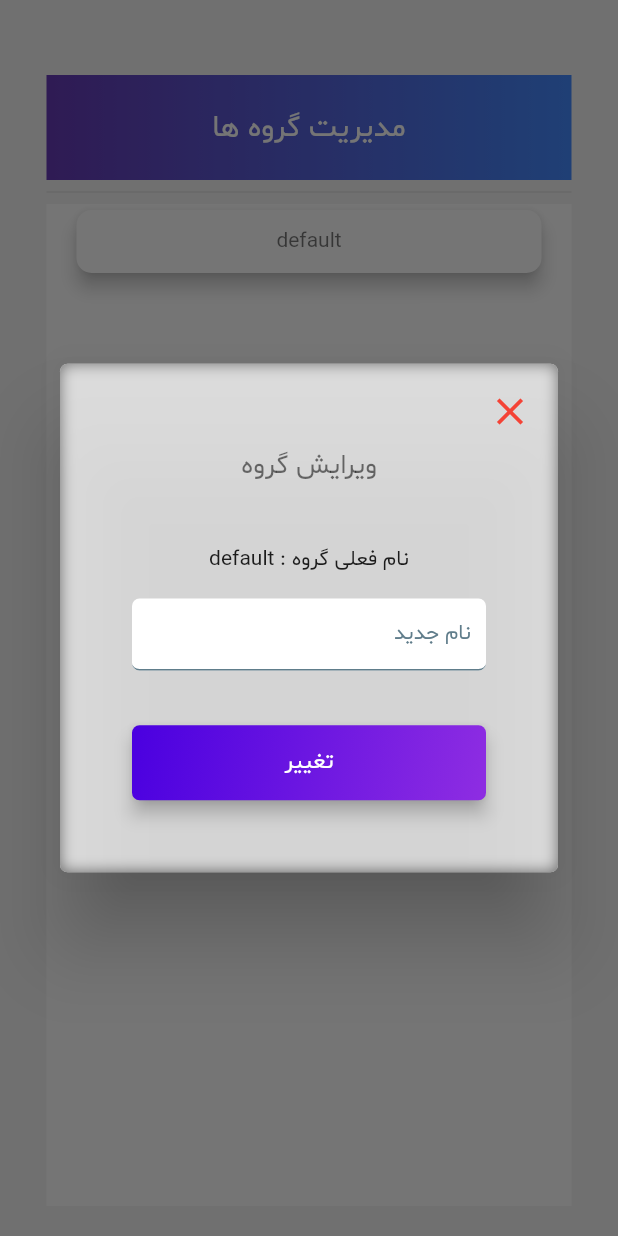
After one commit to mlg199968/price_list, a Flutter app: the GroupManagementScreen screen opened directly, after a tap on "default", on a phone screen of 412 x 824 dp. The commit adds this screen. Run offline on Flutter 3.47's test engine with Material 2 defaults, Android fonts, the phone set to English and light mode, and no system bars; drawn by our look-alikes of auto_size_text, blurrycontainer; our stand-ins replace currency_text_input_formatter, double_back_to_close_app, dropdown_button2, file_picker, font_awesome_flutter, hive and 5 more; missing offline and left inert: persian_number_utility; accounts and stored records are empty; project files that could hold a hidden picture were left out.

Commit message:
loaded on bazar for sell

```diff
--- a/lib/add_ware/add_ware_screen.dart
+++ b/lib/add_ware/add_ware_screen.dart
@@ -72,7 +72,7 @@ class _AddWareScreenState extends State<AddWareScreen> {
       ..description =
           descriptionController.text.isEmpty ? "" : descriptionController.text
       ..wareID =widget.oldWare!.wareID
-      ..date = widget.oldWare!.modifyDate ?? DateTime.now()
+      ..date = widget.oldWare!.date
       ..modifyDate = DateTime.now();
     HiveBoxes.getWares().put(widget.oldWare!.wareID,wareHive);
   }
--- a/lib/add_ware/panels/create_group_panel.dart
+++ b/lib/add_ware/panels/create_group_panel.dart
@@ -6,11 +6,10 @@ import 'package:price_list/constants/utils.dart';
 import 'package:price_list/ware_provider.dart';
 import 'package:provider/provider.dart';
 
-// ignore: must_be_immutable
 class CreateGroupPanel extends StatelessWidget {
   final _formKey = GlobalKey<FormState>();
   CreateGroupPanel({super.key});
-  TextEditingController groupPanelTextFieldController = TextEditingController();
+  final groupPanelTextFieldController = TextEditingController();
 
   @override
   Widget build(BuildContext context) {
--- a/lib/components/drop_list_model.dart
+++ b/lib/components/drop_list_model.dart
@@ -36,10 +36,8 @@ class DropListModel extends StatelessWidget {
           child: DropdownButton2(
             icon: const Icon(Icons.keyboard_arrow_down),
             iconOnClick: const Icon(Icons.keyboard_arrow_up),
-
             isExpanded: true,
             itemPadding: const EdgeInsets.all(0),
-
             customButton:icon,
             isDense: true,
             dropdownWidth: width,
--- a/lib/constants/utils.dart
+++ b/lib/constants/utils.dart
@@ -99,8 +99,9 @@ String addSeparator(num number) {
 /// for launch urls
 Future<void> urlLauncher({required context, required String urlTarget}) async {
   Uri url = Uri.parse(urlTarget);
-  if (!await launchUrl(url)) {
-    showSnackBar(context, "Could not open this url!");
+  if (!await launchUrl(url,mode: LaunchMode.externalApplication)) {
+    showSnackBar(context, "Could not open this url!",
+        type: SnackType.error);
   }
 }
 
--- /dev/null
+++ b/lib/screens/group_management_screen.dart
@@ -0,0 +1,154 @@
+import 'package:flutter/material.dart';
+import 'package:price_list/components/custom_alert_dialog.dart';
+import 'package:price_list/components/custom_button.dart';
+import 'package:price_list/components/custom_textfield.dart';
+import 'package:price_list/constants/constants.dart';
+import 'package:price_list/constants/utils.dart';
+import 'package:price_list/data/hive_boxes.dart';
+import 'package:price_list/model/ware_hive.dart';
+import 'package:price_list/ware_provider.dart';
+import 'package:provider/provider.dart';
+
+class GroupManagementScreen extends StatefulWidget {
+  static const String id = "/groupManagementScreen";
+
+  const GroupManagementScreen({Key? key}) : super(key: key);
+
+  @override
+  State<GroupManagementScreen> createState() => _GroupManagementScreenState();
+}
+
+class _GroupManagementScreenState extends State<GroupManagementScreen> {
+  late WareProvider wareProvider;
+
+  @override
+  void initState() {
+    // TODO: implement initState
+    wareProvider = Provider.of<WareProvider>(context, listen: false);
+    super.initState();
+  }
+
+  @override
+  Widget build(BuildContext context) {
+    return Scaffold(
+      body: Center(
+        child: Container(
+          width: 350,
+          margin: EdgeInsets.only(top: 50,bottom: 20),
+          alignment: Alignment.center,
+          child: Center(
+            child: Column(
+              crossAxisAlignment: CrossAxisAlignment.stretch,
+              children: [
+                Container(
+                  decoration: BoxDecoration(gradient: kMainGradiant),
+                  height: 70,
+                  child: Center(child: Text("مدیریت گروه ها",style: TextStyle(fontSize: 20,color: Colors.white),)),
+                ),
+                Divider(),
+                Flexible(
+                  child: Container(
+                    color: Colors.white,
+                    child: ListView.builder(
+                        itemCount: wareProvider.groupList.length,
+                        itemBuilder: (context, index) {
+                          List groups = wareProvider.groupList;
+                          return SizedBox(
+                            height: 50,
+                            child: MaterialButton(
+                              onPressed: () {
+                                showDialog(
+                                    context: context,
+                                    builder: (context) => GroupManagePanel(
+                                        oldName: groups[index])).then((value) {
+                                  setState(() {});
+                                });
+                              },
+                              child: Card(
+                                elevation: 5,
+                                shape: RoundedRectangleBorder(borderRadius: BorderRadius.circular(10)),
+                                child: Center(
+                                  child: Text(groups[index],style: TextStyle(color: Colors.black54),),
+                                ),
+                              ),
+                            ),
+                          );
+                        }),
+                  ),
+                ),
+              ],
+            ),
+          ),
+        ),
+      ),
+    );
+  }
+}
+
+class GroupManagePanel extends StatelessWidget {
+  final _formKey = GlobalKey<FormState>();
+
+  GroupManagePanel({super.key, required this.oldName});
+
+  final String oldName;
+  final groupTextController = TextEditingController();
+
+  @override
+  Widget build(BuildContext context) {
+    final provider = Provider.of<WareProvider>(context, listen: false);
+    return CustomAlertDialog(
+      context: context,
+      title: 'ویرایش گروه',
+      height: 250,
+      child: Container(
+        padding: const EdgeInsetsDirectional.all(20),
+        child: Form(
+          key: _formKey,
+          child: Column(
+            mainAxisAlignment: MainAxisAlignment.spaceBetween,
+            children: <Widget>[
+              Text("نام فعلی گروه : $oldName"),
+              Padding(
+                padding: const EdgeInsets.only(bottom: 20),
+                child: CustomTextField(
+                  label: "نام جدید",
+                  controller: groupTextController,
+                  validate: true,
+                  maxLength: 30,
+                  width: MediaQuery.of(context).size.width,
+                ),
+              ),
+              CustomButton(
+                  text: "تغییر",
+                  width: MediaQuery.of(context).size.width,
+                  onPressed: () {
+                    if (_formKey.currentState!.validate()) {
+                      for (var element in provider.groupList) {
+                        if (element == groupTextController.text) {
+                          provider.updateSelectedGroup(element);
+                          showSnackBar(
+                              context, "نام گروه انتخاب شده قبلا افزوده شده");
+                        }
+                      }
+                      List<WareHive> wares =
+                          HiveBoxes.getWares().values.toList();
+                      for (WareHive ware in wares) {
+                        if (oldName == ware.groupName) {
+                          ware.groupName = groupTextController.text;
+                        }
+                        HiveBoxes.getWares().put(ware.wareID, ware);
+                      }
+                      provider.addGroup(groupTextController.text);
+                      provider.groupList.remove(oldName);
+                      provider.updateSelectedGroup(groupTextController.text);
+                      Navigator.pop(context, false);
+                      groupTextController.clear();
+                    }
+                  })
+            ],
+          ),
+        ),
+      ),
+    );
+  }
+}
--- a/lib/side_bar/setting/setting_screen.dart
+++ b/lib/side_bar/setting/setting_screen.dart
@@ -88,7 +88,7 @@ class _SettingScreenState extends State<SettingScreen> {
                             await storagePermission(context, Allow.externalStorage);
                             // ignore: use_build_context_synchronously
                             await storagePermission(context, Allow.storage);
-                            await BackupTools.createBackup();
+                            await BackupTools.createBackup(context);
                           },
                         ),
                         CustomButton(
@@ -96,7 +96,7 @@ class _SettingScreenState extends State<SettingScreen> {
                           color: Colors.green,
                           onPressed: () async {
                             await storagePermission(context, Allow.storage);
-                            await BackupTools.restoreBackup();
+                            await BackupTools.restoreBackup(context);
                           },
                         ),
                       ],
```
Also changed, not shown: lib/components/drop_list_model_old.dart (deleted, +0 -58 lines), lib/router.dart (+7 -2 lines), lib/side_bar/setting/backup/backup_tools.dart (+30 -13 lines), lib/side_bar/sidebar_panel.dart (+14 -8 lines), pubspec.yaml (+6 -6 lines), assets/images/price-list-pro-icon.png (added), pubspec.lock, 32 other files.
